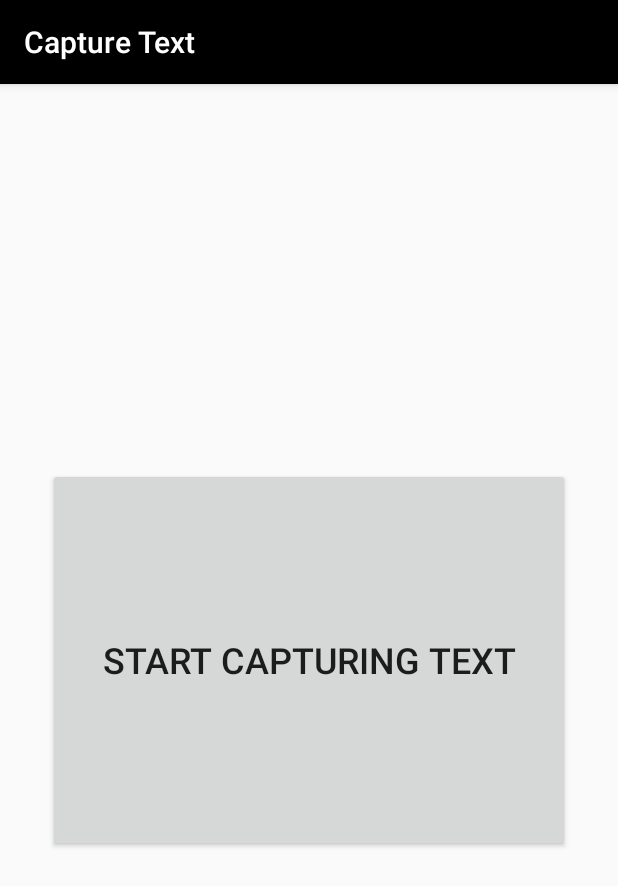
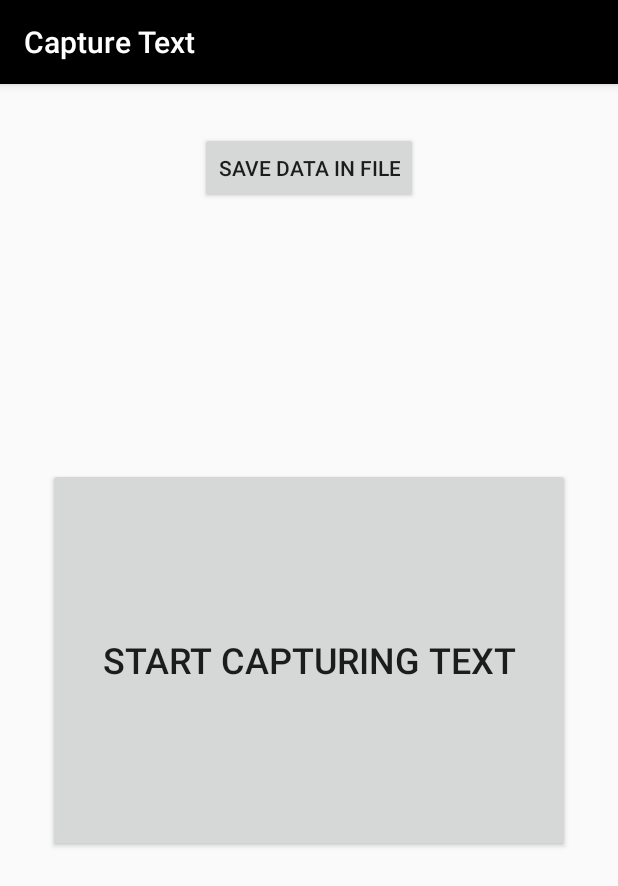
Before and after one commit to Houbenz/TextCaptureApp, an Android app: the screen it shows after launch (MainActivity), on a phone screen of 412 x 824 dp. Shown: the top 886 px of the screen. Run offline under Robolectric (Android 15) with nearby library versions, the phone set to English and light mode, and no system bars; our stand-ins replace ButterKnife.

Commit message:
now you can save files with data

```diff
--- a/app/src/main/AndroidManifest.xml
+++ b/app/src/main/AndroidManifest.xml
@@ -2,10 +2,10 @@
 <manifest xmlns:android="http://schemas.android.com/apk/res/android"
     package="com.example.textcapture">
 
+    <uses-permission android:name="android.permission.READ_EXTERNAL_STORAGE"/>
     <uses-permission android:name="android.permission.WRITE_EXTERNAL_STORAGE" />
     <uses-permission android:name="android.permission.INTERNET" />
     <uses-permission android:name="android.permission.CAMERA" />
-
     <uses-feature android:name="android.hardware.camera2" />
 
     <application
--- a/app/src/main/java/com/example/textcapture/CaptureTextActivity.java
+++ b/app/src/main/java/com/example/textcapture/CaptureTextActivity.java
@@ -255,10 +255,6 @@ public class CaptureTextActivity extends AppCompatActivity {
                 //transfers the tapped word to the main activity
 
                 texts.add(text.getValue());
-
-
-                Log.d("HOHO",texts.get(texts.size()-1));
-
             }
             else {
                 Log.d(TAG,"Text data is null");
--- a/app/src/main/res/layout/activity_main.xml
+++ b/app/src/main/res/layout/activity_main.xml
@@ -33,4 +33,17 @@
         app:layout_constraintBottom_toBottomOf="parent"
         app:layout_constraintEnd_toEndOf="parent"
         app:layout_constraintStart_toStartOf="parent" />
+
+    <Button
+        android:id="@+id/saveFile"
+        android:layout_width="wrap_content"
+        android:layout_height="wrap_content"
+        android:layout_marginStart="8dp"
+        android:layout_marginTop="32dp"
+        android:layout_marginEnd="8dp"
+        android:text="save data in file"
+        app:layout_constraintEnd_toEndOf="parent"
+        app:layout_constraintStart_toStartOf="parent"
+        app:layout_constraintTop_toTopOf="parent" />
+
 </androidx.constraintlayout.widget.ConstraintLayout>
```
Also changed, not shown: app/src/main/java/com/example/textcapture/MainActivity.java (+129 -15 lines).
